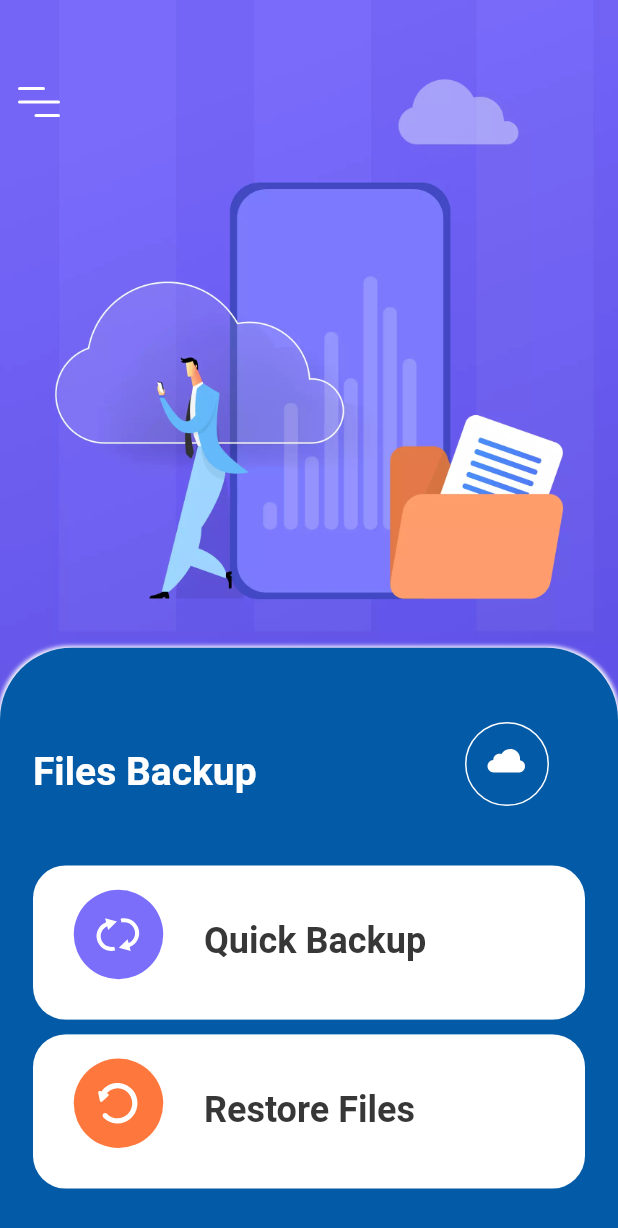
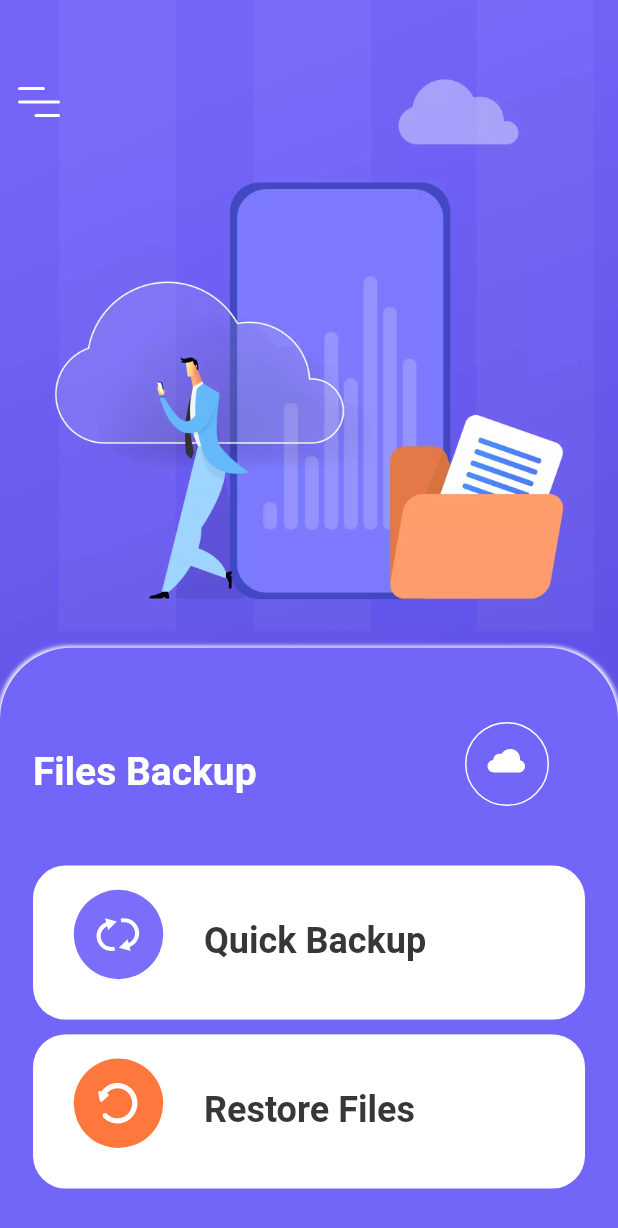
Before and after one commit to ali-shahKust/file_sharing, a Flutter app: the DashBoardScreen screen opened by its route, on a phone screen of 412 x 824 dp. Shown: the top 1228 px of the screen. Run offline on Flutter 3.47's test engine with Material 2 defaults, Android fonts, the phone set to English and light mode, and no system bars; drawn by our look-alikes of flutter_advanced_drawer; our stand-ins replace connectivity_plus, device_info, file_picker, firebase_auth, firebase_core, firebase_messaging and 11 more; missing offline and left inert: amplify_auth_cognito, amplify_flutter, amplify_storage_s3, flutter_icons_nullsafty, flutter_pagewise, isolate_handler and 2 more; accounts and stored records are empty; Roboto replaces fonts that are missing (Helvetica).

Commit message:
Merge with dev_ali

```diff
--- a/lib/constants/app_colors.dart
+++ b/lib/constants/app_colors.dart
@@ -1,7 +1,6 @@
 import 'package:flutter/material.dart';
 
 class AppColors {
-
   static Color kBadgeGreenColor = const Color(0xFF8DC772);
   static const kBlackColor = Colors.black;
   static const kWhiteColor = Color.fromRGBO(255, 255, 255, 1);
@@ -18,9 +17,14 @@ class AppColors {
   static const kBorderColor = Color.fromRGBO(83, 109, 254, 1);
   static const kUserProfileTextColor = Color.fromRGBO(92, 96, 99, 1);
   static const kBackgroundColor = Color(0xFFF1EFF1);
-  static const kPrimaryColor = Color(0xFF035AA6);
   static const kSecondaryColor = Color(0xFFFFA41B);
   static const kTextColor = Color(0xFF000839);
   static const kTextLightColor = Color(0xFF747474);
   static const kBlueColor = Color(0xFF40BAD5);
+  static const kPrimaryPurpleColor = Color.fromRGBO(114, 102, 248, 1);
+  static const kDarkPurpleColor = Color.fromRGBO(94, 80, 255, 1);
+  static const kStorageSliderToolTipColor = Color.fromRGBO(65, 255, 185, 1);
+  static Color kPrimaryColor = const Color(0xFF7266F8);
+  static Color kScaffoldBackgroundColor = const Color(0xFFFFFFFF);
+  static Color kShadedWhiteColor = const Color(0xFFF8F8FE);
 }
```
